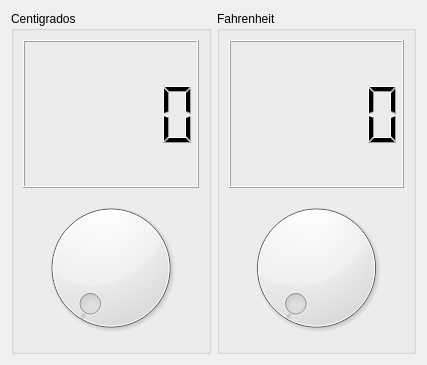
This is conversor.ui in Danizet/Conversor_Temperatura_UI as Qt 5 draws it before an edit. The edited form follows.
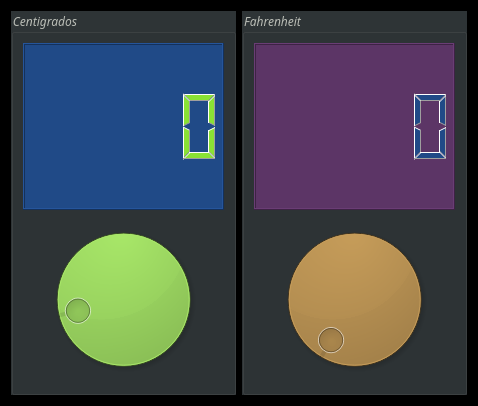
This is the edited form.

Commit message: Eventos en GUI

Patch:
```diff
--- a/conversor.ui
+++ b/conversor.ui
@@ -6,40 +6,97 @@
    <rect>
     <x>0</x>
     <y>0</y>
-    <width>427</width>
-    <height>365</height>
+    <width>478</width>
+    <height>406</height>
    </rect>
   </property>
+  <property name="font">
+   <font>
+    <family>Ubuntu Mono</family>
+    <italic>true</italic>
+   </font>
+  </property>
+  <property name="cursor">
+   <cursorShape>ArrowCursor</cursorShape>
+  </property>
   <property name="windowTitle">
    <string>Conversor</string>
   </property>
+  <property name="layoutDirection">
+   <enum>Qt::LeftToRight</enum>
+  </property>
+  <property name="styleSheet">
+   <string notr="true">color: rgb(186, 189, 182);
+background-color: rgb(0, 0, 0);</string>
+  </property>
   <layout class="QHBoxLayout" name="horizontalLayout">
    <item>
     <widget class="QGroupBox" name="groupBox">
+     <property name="styleSheet">
+      <string notr="true">background-color: rgb(46, 52, 54);</string>
+     </property>
      <property name="title">
       <string>Centigrados</string>
      </property>
      <layout class="QVBoxLayout" name="verticalLayout">
       <item>
-       <widget class="QLCDNumber" name="lcdNumber_3"/>
+       <widget class="QLCDNumber" name="outCent">
+        <property name="cursor">
+         <cursorShape>BlankCursor</cursorShape>
+        </property>
+        <property name="styleSheet">
+         <string notr="true">color: rgb(138, 226, 52);
+font: italic 11pt &quot;Ubuntu Condensed&quot;;
+background-color: rgb(32, 74, 135);</string>
+        </property>
+       </widget>
       </item>
       <item>
-       <widget class="QDial" name="dial"/>
+       <widget class="QDial" name="inCent">
+        <property name="styleSheet">
+         <string notr="true">background-color: rgb(115, 210, 22);</string>
+        </property>
+        <property name="minimum">
+         <number>-18</number>
+        </property>
+       </widget>
       </item>
      </layout>
     </widget>
    </item>
    <item>
     <widget class="QGroupBox" name="groupBox_2">
+     <property name="styleSheet">
+      <string notr="true">background-color: rgb(46, 52, 54);</string>
+     </property>
      <property name="title">
       <string>Fahrenheit</string>
      </property>
      <layout class="QVBoxLayout" name="verticalLayout_2">
       <item>
-       <widget class="QLCDNumber" name="lcdNumber_2"/>
+       <widget class="QLCDNumber" name="outFah">
+        <property name="cursor">
+         <cursorShape>BlankCursor</cursorShape>
+        </property>
+        <property name="styleSheet">
+         <string notr="true">color: rgb(32, 74, 135);
+background-color: rgb(92, 53, 102);</string>
+        </property>
+       </widget>
       </item>
       <item>
-       <widget class="QDial" name="dial_2"/>
+       <widget class="QDial" name="inFah">
+        <property name="layoutDirection">
+         <enum>Qt::LeftToRight</enum>
+        </property>
+        <property name="styleSheet">
+         <string notr="true">color: rgb(193, 125, 17);
+background-color: rgb(143, 89, 2);</string>
+        </property>
+        <property name="maximum">
+         <number>210</number>
+        </property>
+       </widget>
       </item>
      </layout>
     </widget>
```
Left out of the diff: 35 changed lines with no effect on the pictures. The commit also changes 2 other files.
